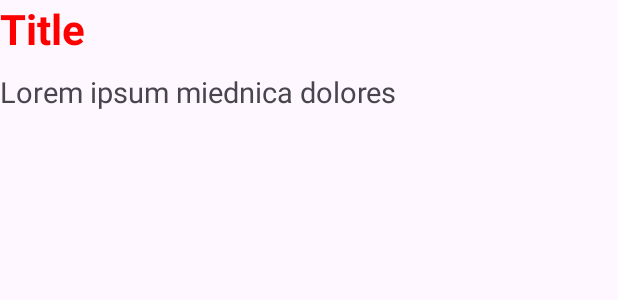
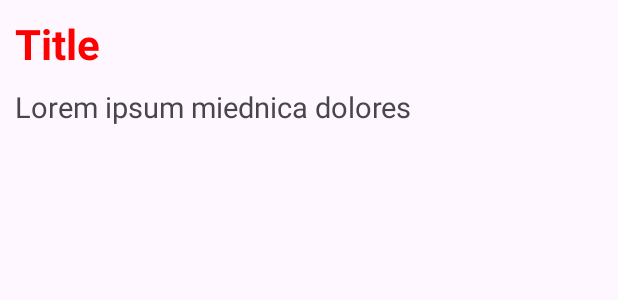
Before and after one commit to DanBed666/JSONPlaceholderApp, an Android app: the layout single_post.xml on its own in the app's theme, with its tools: preview values and no code run, on a phone screen of 412 x 824 dp. Shown: the top 300 px of the screen. Run offline under Robolectric (Android 15) with nearby library versions, the phone set to English and light mode, and no system bars.

Commit message:
Fixed posts recycler view (removed blank spaces, added divider and margins)

```diff
--- a/app/src/main/res/layout/activity_posts.xml
+++ b/app/src/main/res/layout/activity_posts.xml
@@ -3,7 +3,7 @@
     xmlns:app="http://schemas.android.com/apk/res-auto"
     xmlns:tools="http://schemas.android.com/tools"
     android:layout_width="match_parent"
-    android:layout_height="match_parent"
+    android:layout_height="wrap_content"
     tools:context=".PostsActivity"
     android:orientation="vertical">
 
@@ -17,6 +17,6 @@
     <androidx.recyclerview.widget.RecyclerView
         android:id="@+id/recyclerView"
         android:layout_width="match_parent"
-        android:layout_height="670dp" />
+        android:layout_height="wrap_content" />
 
 </LinearLayout>
--- a/app/src/main/res/layout/single_post.xml
+++ b/app/src/main/res/layout/single_post.xml
@@ -1,7 +1,8 @@
 <?xml version="1.0" encoding="utf-8"?>
 <LinearLayout xmlns:android="http://schemas.android.com/apk/res/android"
     android:layout_width="match_parent"
-    android:layout_height="match_parent"
+    android:layout_height="wrap_content"
+    android:padding="10dp"
     android:orientation="vertical">
 
     <TextView
@@ -19,6 +20,7 @@
         android:layout_height="wrap_content"
         android:text="Lorem ipsum miednica dolores"
         android:textSize="19dp"
-        android:layout_marginTop="10dp"/>
+        android:layout_marginTop="10dp"
+        android:layout_marginBottom="10dp"/>
 
 </LinearLayout>
```
Also changed, not shown: app/src/main/java/com/example/jsonplaceholderapp/PostsActivity.java (+8 -0 lines), app/src/main/res/drawable/divider.xml (added, +7 -0 lines).
